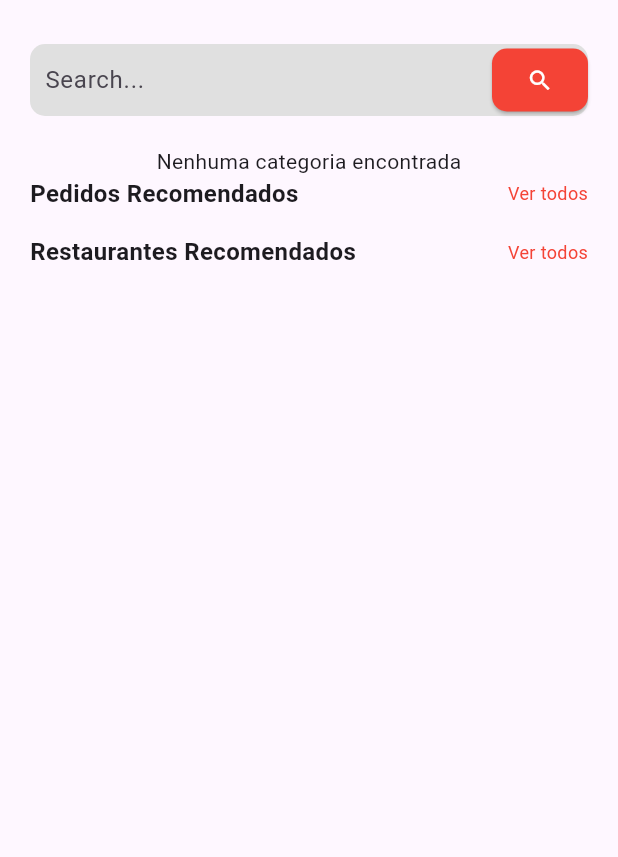
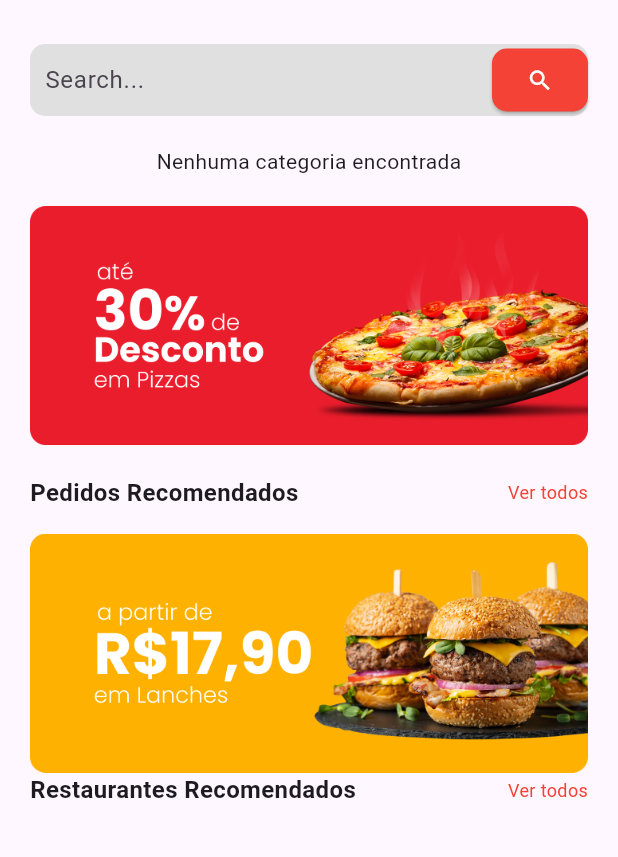
Before and after one commit to SergioSouz2/mira_foods, a Flutter app: the HomePage screen opened directly, on a phone screen of 412 x 824 dp, the part 103-960 px from its top. Run offline on Flutter 3.47's test engine with Material 3 defaults, Android fonts, the light colour scheme and no system bars; our stand-ins replace cloud_firestore, firebase_auth, firebase_core; accounts and stored records are empty; generated files the repository leaves out were written again; network calls fail; Roboto replaces fonts that are missing (Poppins).

Commit message:
:sparkles: feat: add Component BannerWidget

```diff
--- a/lib/screens/app/home_page.dart
+++ b/lib/screens/app/home_page.dart
@@ -1,4 +1,5 @@
 import 'package:flutter/material.dart';
+import 'package:mira_foods/widgets/banner/banner_widget.dart';
 import 'package:mira_foods/widgets/category/category_wedget.dart';
 import 'package:mira_foods/widgets/header/header_widget.dart';
 import 'package:mira_foods/widgets/search/search_widget.dart';
@@ -17,6 +18,13 @@ class HomePage extends StatelessWidget {
             HeaderWidget(),
             SearchWidget(),
             CategoriesWidget(),
+
+            SizedBox(height: 20),
+
+            BannerWidget(image: 'assets/images/banner_pizza.png'),
+
+            SizedBox(height: 20),
+
             Padding(
               padding: EdgeInsets.symmetric(horizontal: 20),
               child:  Row(
@@ -43,6 +51,8 @@ class HomePage extends StatelessWidget {
               ),
             ),
           SizedBox(height: 16),
+
+          BannerWidget(image: 'assets/images/banner_burguer.png'),
 
           Padding(
             padding: EdgeInsets.symmetric(horizontal: 20),
--- /dev/null
+++ b/lib/widgets/banner/banner_widget.dart
@@ -0,0 +1,15 @@
+import 'package:flutter/material.dart';
+
+class BannerWidget extends StatelessWidget {
+  final String image;
+  const BannerWidget({super.key, required this.image});
+
+  @override
+  Widget build(BuildContext context) {
+    return Padding(
+      padding: const EdgeInsets.only(left: 20, right: 20),
+      child: Image.asset(image),
+    );
+
+  }
+}
```
